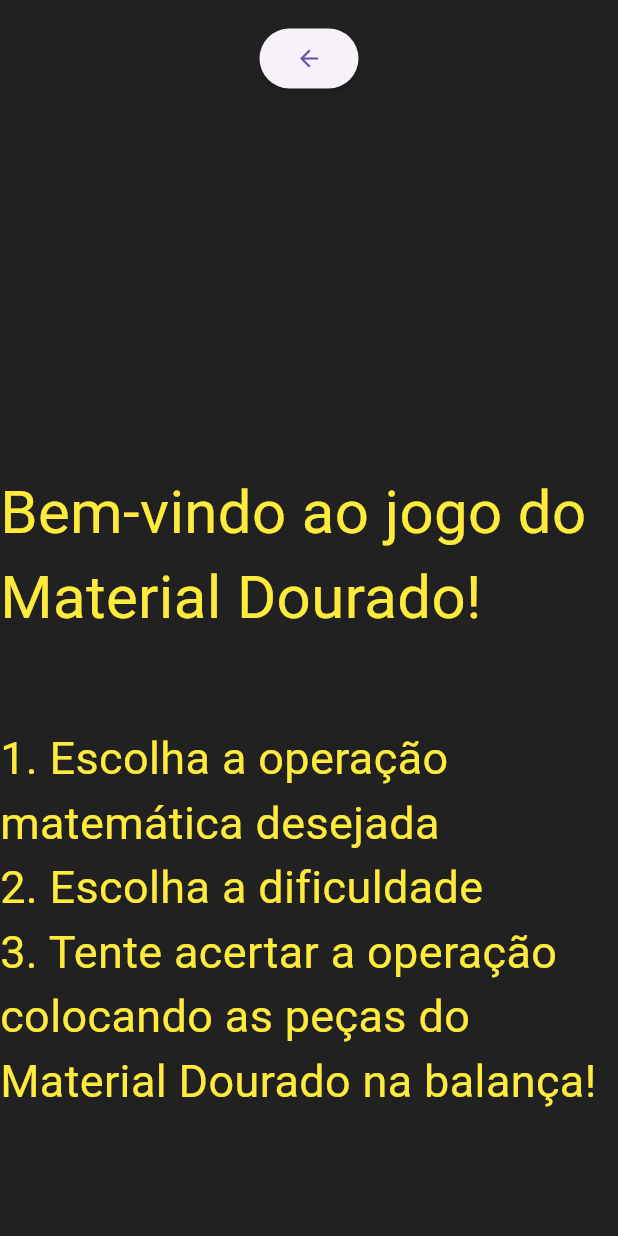
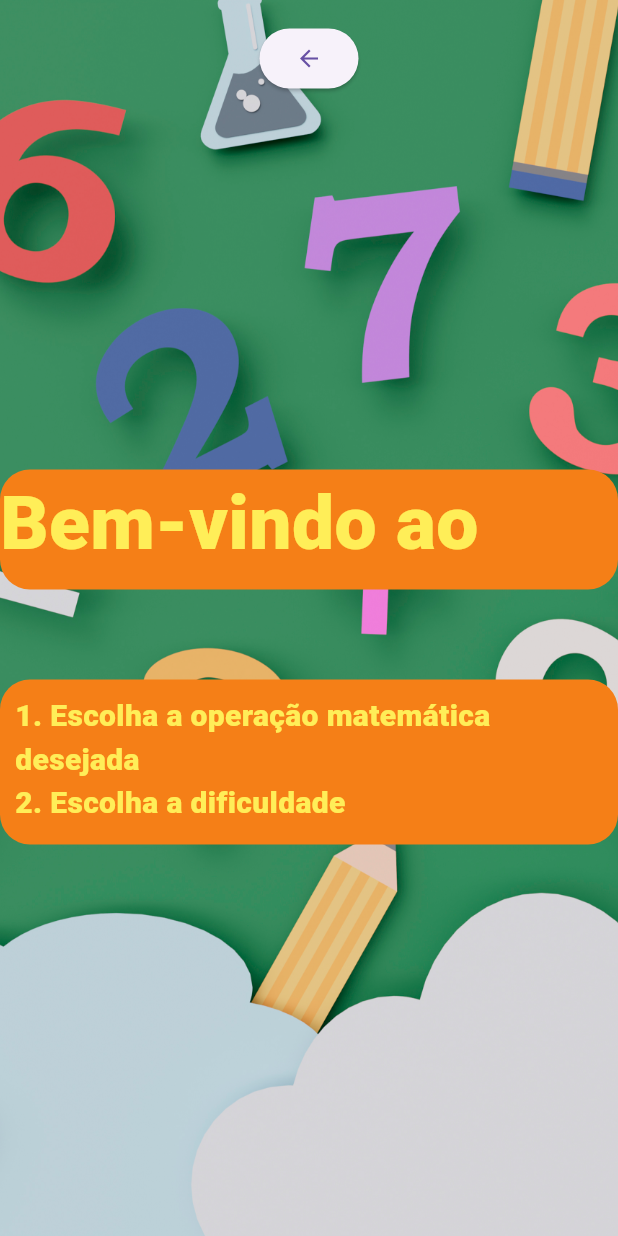
Before and after one commit to lucas-bernardino/projeto-integrador, a Flutter app: the Tutorial screen opened directly, on a phone screen of 412 x 824 dp. Run offline on Flutter 3.47's test engine with Material 3 defaults, Android fonts, the phone set to English and light mode, and no system bars; missing offline and left inert: flutter_libserialport.

Commit message:
Change background in tutorial.dart

```diff
--- a/lib/tutorial.dart
+++ b/lib/tutorial.dart
@@ -20,7 +20,13 @@ class _TutorialState extends State<Tutorial> {
     return Scaffold(
       backgroundColor: Colors.grey[900],
       body:
-        Center(
+        Container(
+          decoration: BoxDecoration(
+              image: DecorationImage(
+                fit: BoxFit.cover,//<--- add this
+                image: AssetImage('assets/background.jpg'),
+              )),
+          child: Center(
             child:
               Column(
                 children: [
@@ -33,12 +39,43 @@ class _TutorialState extends State<Tutorial> {
                   ),
                   SizedBox(height: 250,),
                   Center(
-                  child: Text("${titleHeader}", style: TextStyle(color: Colors.yellow, fontSize: 40),),
+                    child: Container(
+                      height: 80,
+                      decoration: BoxDecoration(
+                        color: Colors.yellow[900],
+                        borderRadius: BorderRadius.circular(20), // Adjust the radius for roundness
                       ),
+                      child: Text(
+                        "${titleHeader}",
+                        style: TextStyle(
+                          color: Colors.yellow[400],
+                          fontSize: 50,
+                          fontWeight: FontWeight.w900,
+                        ),
+                      ),
+                    ),
+                  ),
+                  SizedBox(height: 60,),
                   Center(
-                  child: Text("${message}", style: TextStyle(color: Colors.yellow, fontSize: 30),),
+                    child: Container(
+                      padding: EdgeInsets.all(10), // Adjust padding as needed
+                      height: 110,
+                      decoration: BoxDecoration(
+                        color: Colors.yellow[900],
+                        borderRadius: BorderRadius.circular(20), // Adjust the radius for roundness
+                      ),
+                      child: Text(
+                        "${message}",
+                        style: TextStyle(
+                          color: Colors.yellow[400],
+                          fontSize: 20,
+                          fontWeight: FontWeight.w900,
+                        ),
+                      ),
+                    ),
                   )
                 ],
+              ),
           ),
         ),
     );
```
Lines whose indentation alone changed are shown as unchanged.
